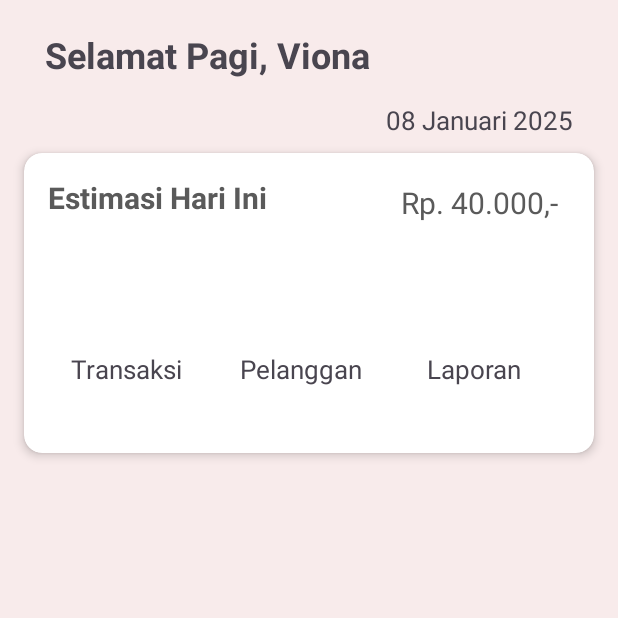
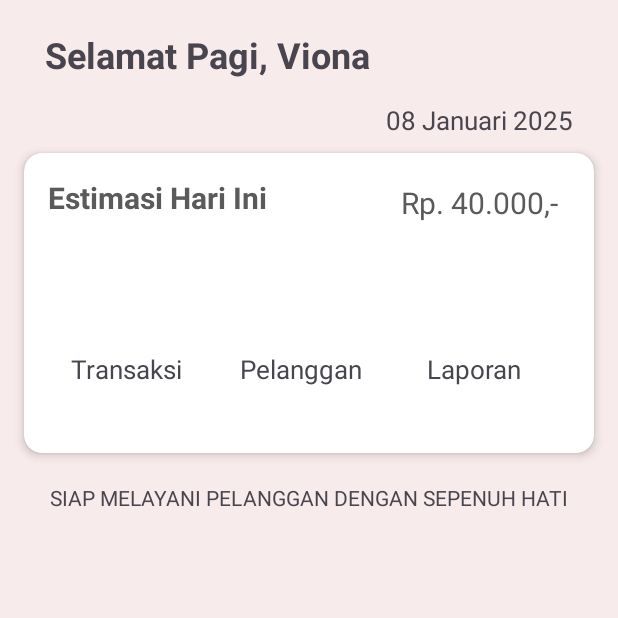
Before and after one commit to VionaRhema17/Laundry2, an Android app: the screen it shows after launch (MainActivity), on a phone screen of 412 x 824 dp, the top half of it. Run offline under Robolectric (Android 15) with nearby library versions, the phone set to English and light mode, and no system bars.

Commit message:
Penambahan teks layanan

```diff
--- a/app/src/main/res/layout/activity_main.xml
+++ b/app/src/main/res/layout/activity_main.xml
@@ -128,4 +128,11 @@
         </LinearLayout>
     </androidx.cardview.widget.CardView>
 
+    <TextView
+        android:layout_width="match_parent"
+        android:layout_height="wrap_content"
+        android:text="SIAP MELAYANI PELANGGAN DENGAN SEPENUH HATI"
+        app:layout_constraintTop_toBottomOf="@+id/cvEstimasi"
+        android:layout_marginTop="20dp"
+        android:layout_marginStart="33dp"/>
 </androidx.constraintlayout.widget.ConstraintLayout>
```
